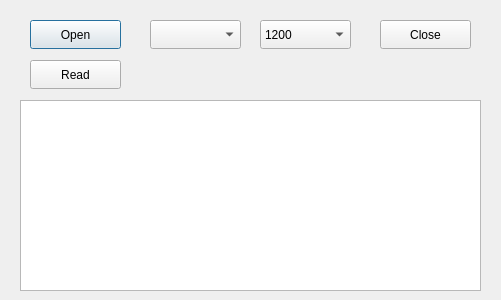
First picture: the form in dialog.ui, repository alanbontoft/NovusTestApp, before the edit.
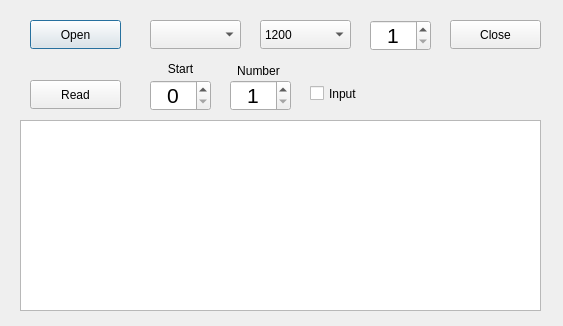
Second picture: the form after the edit.

Commit message: slave address, start reg and number of regs added.  Input reg option added.

```diff
--- a/dialog.ui
+++ b/dialog.ui
@@ -6,8 +6,8 @@
    <rect>
     <x>0</x>
     <y>0</y>
-    <width>501</width>
-    <height>300</height>
+    <width>563</width>
+    <height>326</height>
    </rect>
   </property>
   <property name="windowTitle">
@@ -30,7 +30,7 @@
    <property name="geometry">
     <rect>
      <x>30</x>
-     <y>60</y>
+     <y>80</y>
      <width>91</width>
      <height>29</height>
     </rect>
@@ -92,7 +92,7 @@
   <widget class="QPushButton" name="btnClose">
    <property name="geometry">
     <rect>
-     <x>380</x>
+     <x>450</x>
      <y>20</y>
      <width>91</width>
      <height>29</height>
@@ -106,8 +106,8 @@
    <property name="geometry">
     <rect>
      <x>20</x>
-     <y>100</y>
-     <width>461</width>
+     <y>120</y>
+     <width>521</width>
      <height>191</height>
     </rect>
    </property>
@@ -122,6 +122,126 @@
     </rect>
    </property>
   </widget>
+  <widget class="QSpinBox" name="spnSlave">
+   <property name="geometry">
+    <rect>
+     <x>370</x>
+     <y>20</y>
+     <width>61</width>
+     <height>31</height>
+    </rect>
+   </property>
+   <property name="font">
+    <font>
+     <pointsize>16</pointsize>
+    </font>
+   </property>
+   <property name="alignment">
+    <set>Qt::AlignCenter</set>
+   </property>
+   <property name="minimum">
+    <number>1</number>
+   </property>
+   <property name="maximum">
+    <number>247</number>
+   </property>
+  </widget>
+  <widget class="QSpinBox" name="spnStartReg">
+   <property name="geometry">
+    <rect>
+     <x>150</x>
+     <y>80</y>
+     <width>61</width>
+     <height>31</height>
+    </rect>
+   </property>
+   <property name="font">
+    <font>
+     <pointsize>16</pointsize>
+    </font>
+   </property>
+   <property name="alignment">
+    <set>Qt::AlignCenter</set>
+   </property>
+   <property name="minimum">
+    <number>0</number>
+   </property>
+   <property name="maximum">
+    <number>500</number>
+   </property>
+   <property name="value">
+    <number>0</number>
+   </property>
+  </widget>
+  <widget class="QSpinBox" name="spnNumber">
+   <property name="geometry">
+    <rect>
+     <x>230</x>
+     <y>80</y>
+     <width>61</width>
+     <height>31</height>
+    </rect>
+   </property>
+   <property name="font">
+    <font>
+     <pointsize>16</pointsize>
+    </font>
+   </property>
+   <property name="alignment">
+    <set>Qt::AlignCenter</set>
+   </property>
+   <property name="minimum">
+    <number>1</number>
+   </property>
+   <property name="maximum">
+    <number>99</number>
+   </property>
+  </widget>
+  <widget class="QLabel" name="label">
+   <property name="geometry">
+    <rect>
+     <x>147</x>
+     <y>58</y>
+     <width>67</width>
+     <height>21</height>
+    </rect>
+   </property>
+   <property name="text">
+    <string>Start</string>
+   </property>
+   <property name="alignment">
+    <set>Qt::AlignCenter</set>
+   </property>
+  </widget>
+  <widget class="QLabel" name="label_2">
+   <property name="geometry">
+    <rect>
+     <x>225</x>
+     <y>60</y>
+     <width>67</width>
+     <height>21</height>
+    </rect>
+   </property>
+   <property name="text">
+    <string>Number</string>
+   </property>
+   <property name="alignment">
+    <set>Qt::AlignCenter</set>
+   </property>
+  </widget>
+  <widget class="QCheckBox" name="chkInputReg">
+   <property name="geometry">
+    <rect>
+     <x>310</x>
+     <y>80</y>
+     <width>61</width>
+     <height>27</height>
+    </rect>
+   </property>
+   <property name="text">
+    <string>Input</string>
+   </property>
+  </widget>
  </widget>
  <layoutdefault spacing="6" margin="11"/>
  <resources/>
```
The commit also changes 1 other file.
